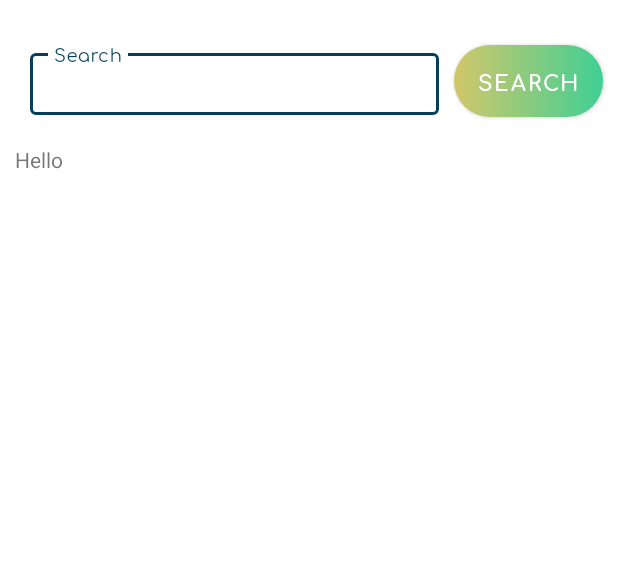
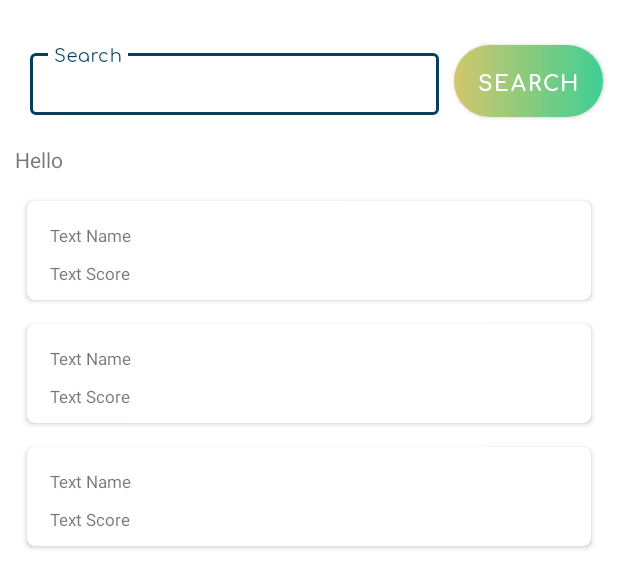
Before and after one commit to Akshi-Vasaniya/MediTrack, an Android app: the layout fragment_search.xml on its own in the app's theme, with its tools: preview values and no code run, on a phone screen of 412 x 824 dp. Shown: the top 588 px of the screen. Run offline under Robolectric (Android 15) with nearby library versions, the phone set to English and light mode, and no system bars.

Commit message:
add recycler view in search fragment

```diff
--- a/app/src/main/java/com/example/meditrack/homeActivity/ocr/OCRFragment.kt
+++ b/app/src/main/java/com/example/meditrack/homeActivity/ocr/OCRFragment.kt
@@ -30,7 +30,6 @@ import com.google.mlkit.vision.common.InputImage
 import com.google.mlkit.vision.text.Text
 import com.google.mlkit.vision.text.TextRecognition
 import com.google.mlkit.vision.text.TextRecognizer
-import com.google.mlkit.vision.text.latin.TextRecognizerOptions
 import com.theartofdev.edmodo.cropper.CropImage
 import com.theartofdev.edmodo.cropper.CropImageView
 import java.util.concurrent.ExecutorService
@@ -102,7 +101,7 @@ class OCRFragment : Fragment(), ActivityCompat.OnRequestPermissionsResultCallbac
 
         cameraExecutor = Executors.newSingleThreadExecutor()
 
-        recognizer = TextRecognition.getClient(TextRecognizerOptions.DEFAULT_OPTIONS)
+        recognizer = TextRecognition.getClient()
 
         // Request camera permissions
         if (allPermissionsGranted()) {
--- a/app/src/main/java/com/example/meditrack/mainActivity/MainActivity.kt
+++ b/app/src/main/java/com/example/meditrack/mainActivity/MainActivity.kt
@@ -9,15 +9,18 @@ import androidx.navigation.ui.AppBarConfiguration
 import androidx.navigation.ui.NavigationUI
 import androidx.navigation.ui.setupActionBarWithNavController
 import com.example.meditrack.R
+import com.example.meditrack.databinding.ActivityMainBinding
 
 
 class MainActivity : AppCompatActivity() {
 
     private lateinit var navController: NavController
     private lateinit var appBarConfiguration: AppBarConfiguration
+    lateinit var binding: ActivityMainBinding
     override fun onCreate(savedInstanceState: Bundle?) {
         super.onCreate(savedInstanceState)
-        setContentView(R.layout.activity_main)
+        binding = ActivityMainBinding.inflate(layoutInflater)
+        setContentView(binding.root)
 
         setSupportActionBar(findViewById(R.id.toolbar))
 
--- a/app/src/main/res/layout/fragment_search.xml
+++ b/app/src/main/res/layout/fragment_search.xml
@@ -60,6 +60,19 @@
             android:layout_marginHorizontal="10dp"
             app:layout_constraintTop_toBottomOf="@+id/fragment_search_text_TextInputLayout" />
 
+        <androidx.recyclerview.widget.RecyclerView
+            android:id="@+id/rvCombineImage"
+            android:layout_width="match_parent"
+            android:layout_height="0dp"
+            app:layoutManager="androidx.recyclerview.widget.LinearLayoutManager"
+            app:layout_constraintEnd_toEndOf="parent"
+            app:layout_constraintStart_toStartOf="parent"
+            app:layout_constraintTop_toBottomOf="@id/outputText"
+            app:layout_constraintBottom_toBottomOf="parent"
+            android:layout_marginHorizontal="10dp"
+            android:layout_marginVertical="10dp"
+            tools:listitem="@layout/search_results_itemlayout" />
+
     </androidx.constraintlayout.widget.ConstraintLayout>
 
 
--- /dev/null
+++ b/app/src/main/res/layout/search_results_itemlayout.xml
@@ -0,0 +1,37 @@
+<?xml version="1.0" encoding="utf-8"?>
+<androidx.cardview.widget.CardView xmlns:android="http://schemas.android.com/apk/res/android"
+    xmlns:app="http://schemas.android.com/apk/res-auto"
+    android:layout_width="match_parent"
+    android:layout_height="wrap_content"
+    xmlns:tools="http://schemas.android.com/tools"
+    android:layout_margin="8dp"
+    android:elevation="10dp"
+    app:cardCornerRadius="5dp">
+
+    <androidx.constraintlayout.widget.ConstraintLayout
+        android:id="@+id/mainLayout1"
+        android:layout_width="match_parent"
+        android:layout_height="wrap_content"
+        android:padding="10dp">
+
+        <TextView
+            android:id="@+id/itemName"
+            android:layout_width="match_parent"
+            android:layout_height="wrap_content"
+            android:layout_margin="5dp"
+            android:text="Text Name"
+            android:textSize="11sp"
+            app:layout_constraintTop_toTopOf="parent" />
+
+        <TextView
+            android:id="@+id/itemScore"
+            android:layout_width="match_parent"
+            android:layout_height="wrap_content"
+            android:layout_marginStart="5dp"
+            android:layout_marginTop="10dp"
+            android:text="Text Score"
+            android:textSize="11sp"
+            app:layout_constraintTop_toBottomOf="@id/itemName" />
+
+    </androidx.constraintlayout.widget.ConstraintLayout>
+</androidx.cardview.widget.CardView>
```
Also changed, not shown: app/build.gradle (+17 -16 lines), app/src/main/java/com/example/meditrack/adapter/MyAdapter.kt (added, +38 -0 lines), app/src/main/java/com/example/meditrack/homeActivity/HomeActivity.kt (+16 -6 lines), app/src/main/java/com/example/meditrack/homeActivity/home/HomeFragment.kt (+25 -14 lines), app/src/main/java/com/example/meditrack/homeActivity/medicine/addMedicine/AddMedicineFragment.kt (+4 -4 lines), app/src/main/java/com/example/meditrack/homeActivity/search/SearchFragment.kt (+3 -7 lines).
